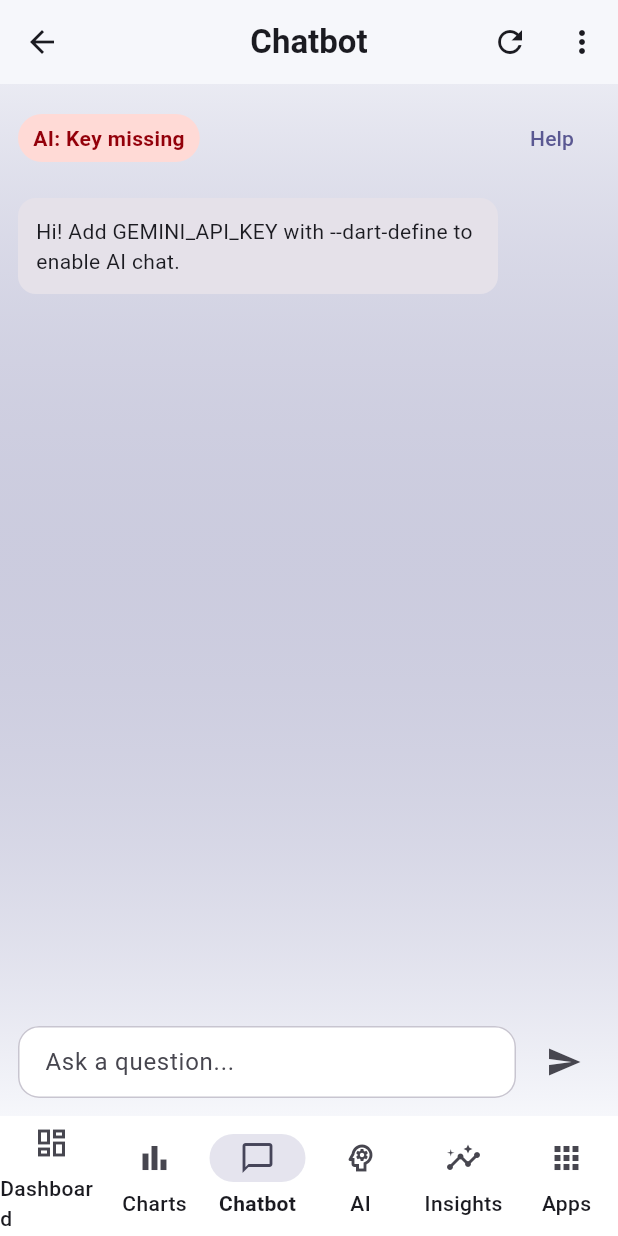
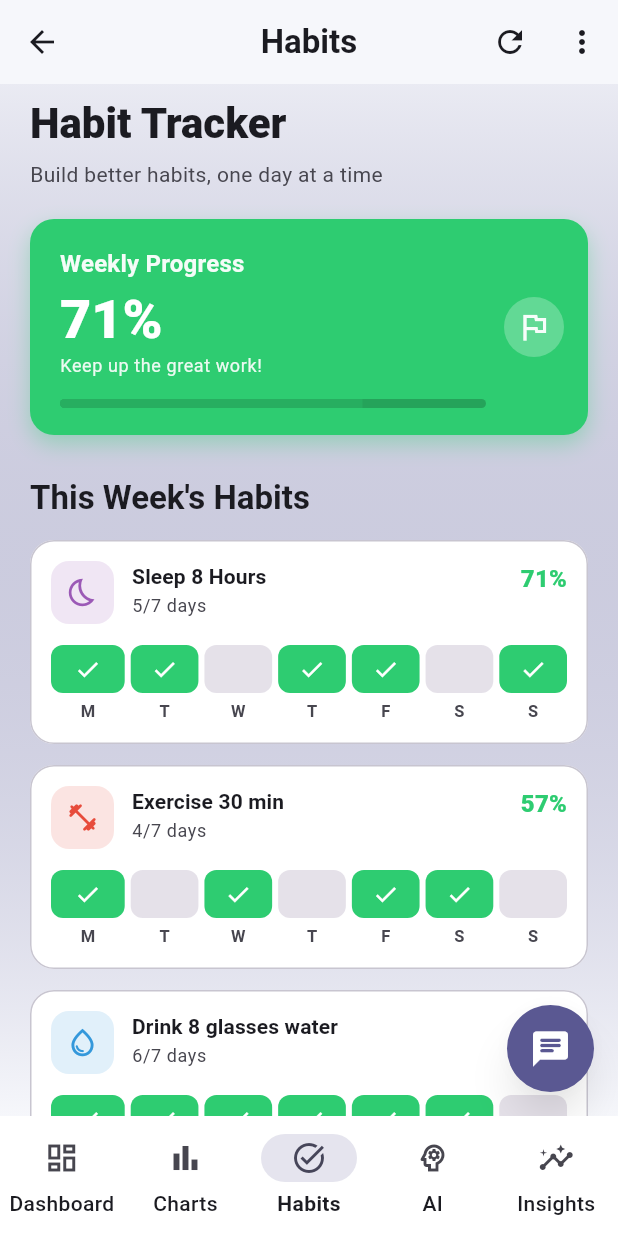
Before and after one commit to Krijan-dev/final_year_project, a Flutter app: the HomeShell screen opened directly, item 3 of the bottom bar chosen, on a phone screen of 412 x 824 dp. Run offline on Flutter 3.47's test engine with Material 3 defaults, Android fonts, the phone set to English and light mode, and no system bars; our stand-ins replace fl_chart, flutter_riverpod, google_generative_ai, hive_flutter; accounts and stored records are empty.

Commit message:
Added Habits page
Habits page added to the system

```diff
--- /dev/null
+++ b/lib/screens/habits_screen.dart
@@ -0,0 +1,429 @@
+import "package:flutter/material.dart";
+
+/// Accent palette aligned with common habit-tracker UIs (green + mood pink).
+const Color _kHabitGreen = Color(0xFF2ECC71);
+const Color _kHabitGreenDeep = Color(0xFF27AE60);
+const Color _kMoodPink = Color(0xFFFF6B6B);
+
+class HabitsScreen extends StatelessWidget {
+  const HabitsScreen({super.key});
+
+  static final List<_WeekHabit> _habits = [
+    const _WeekHabit(
+      title: "Sleep 8 Hours",
+      subtitle: "5/7 days",
+      icon: Icons.bedtime_outlined,
+      iconColor: Color(0xFF9B59B6),
+      completedDays: [true, true, false, true, true, false, true],
+      percent: 71,
+    ),
+    const _WeekHabit(
+      title: "Exercise 30 min",
+      subtitle: "4/7 days",
+      icon: Icons.fitness_center_rounded,
+      iconColor: Color(0xFFE74C3C),
+      completedDays: [true, false, true, false, true, true, false],
+      percent: 57,
+    ),
+    const _WeekHabit(
+      title: "Drink 8 glasses water",
+      subtitle: "6/7 days",
+      icon: Icons.water_drop_outlined,
+      iconColor: Color(0xFF3498DB),
+      completedDays: [true, true, true, true, true, true, false],
+      percent: 86,
+    ),
+  ];
+
+  static final List<_MoodDay> _moods = [
+    const _MoodDay("Mon", "😐"),
+    const _MoodDay("Tue", "😄"),
+    const _MoodDay("Wed", "😐"),
+    const _MoodDay("Thu", "😄"),
+    const _MoodDay("Fri", "☹️"),
+    const _MoodDay("Sat", "😄"),
+    const _MoodDay("Sun", "😐"),
+  ];
+
+  static final List<_LogEntry> _logs = [
+    const _LogEntry("Morning Meditation", "15 min", "07:30 AM", Icons.self_improvement_outlined, Color(0xFF9B59B6)),
+    const _LogEntry("Healthy Breakfast", "25 min", "08:15 AM", Icons.restaurant_outlined, Color(0xFFE67E22)),
+    const _LogEntry("Workout Session", "45 min", "06:00 PM", Icons.fitness_center_rounded, Color(0xFFE74C3C)),
+  ];
+
+  @override
+  Widget build(BuildContext context) {
+    final theme = Theme.of(context);
+    return ListView(
+      padding: const EdgeInsets.fromLTRB(20, 8, 20, 100),
+      children: [
+        Text(
+          "Habit Tracker",
+          style: theme.textTheme.headlineMedium?.copyWith(
+            fontWeight: FontWeight.w800,
+            color: theme.colorScheme.onSurface,
+          ),
+        ),
+        const SizedBox(height: 6),
+        Text(
+          "Build better habits, one day at a time",
+          style: theme.textTheme.bodyMedium?.copyWith(
+            color: theme.colorScheme.onSurfaceVariant,
+          ),
+        ),
+        const SizedBox(height: 20),
+        const _WeeklyProgressBanner(progress: 0.71),
+        const SizedBox(height: 28),
+        Text(
+          "This Week's Habits",
+          style: theme.textTheme.titleLarge?.copyWith(fontWeight: FontWeight.w700),
+        ),
+        const SizedBox(height: 14),
+        ..._habits.map((h) => Padding(
+              padding: const EdgeInsets.only(bottom: 14),
+              child: _HabitWeekCard(habit: h),
+            )),
+        const SizedBox(height: 12),
+        Text(
+          "Mood This Week",
+          style: theme.textTheme.titleLarge?.copyWith(fontWeight: FontWeight.w700),
+        ),
+        const SizedBox(height: 16),
+        _MoodWeekSection(moods: _moods, averageLabel: "Average Mood: 6.5/10"),
+        const SizedBox(height: 28),
+        Row(
+          children: [
+            Text(
+              "Today's Log",
+              style: theme.textTheme.titleLarge?.copyWith(fontWeight: FontWeight.w700),
+            ),
+            const Spacer(),
+            TextButton.icon(
+              onPressed: () {
+                ScaffoldMessenger.of(context).showSnackBar(
+                  const SnackBar(content: Text("Add log — connect storage in a future update.")),
+                );
+              },
+              icon: const Icon(Icons.add, size: 20),
+              label: const Text("Add"),
+              style: TextButton.styleFrom(foregroundColor: theme.colorScheme.primary),
+            ),
+          ],
+        ),
+        const SizedBox(height: 8),
+        ..._logs.map((e) => Padding(
+              padding: const EdgeInsets.only(bottom: 10),
+              child: _LogTile(entry: e),
+            )),
+      ],
+    );
+  }
+}
+
+class _WeeklyProgressBanner extends StatelessWidget {
+  const _WeeklyProgressBanner({required this.progress});
+
+  final double progress;
+
+  @override
+  Widget build(BuildContext context) {
+    final pct = (progress * 100).round();
+    return Container(
+      padding: const EdgeInsets.fromLTRB(20, 18, 16, 18),
+      decoration: BoxDecoration(
+        color: _kHabitGreen,
+        borderRadius: BorderRadius.circular(16),
+        boxShadow: [
+          BoxShadow(
+            color: _kHabitGreen.withValues(alpha: 0.35),
+            blurRadius: 12,
+            offset: const Offset(0, 6),
+          ),
+        ],
+      ),
+      child: Row(
+        children: [
+          Expanded(
+            child: Column(
+              crossAxisAlignment: CrossAxisAlignment.start,
+              children: [
+                Text(
+                  "Weekly Progress",
+                  style: Theme.of(context).textTheme.titleMedium?.copyWith(
+                        color: Colors.white.withValues(alpha: 0.95),
+                        fontWeight: FontWeight.w600,
+                      ),
+                ),
+                const SizedBox(height: 6),
+                Text(
+                  "$pct%",
+                  style: Theme.of(context).textTheme.displaySmall?.copyWith(
+                        color: Colors.white,
+                        fontWeight: FontWeight.w800,
+                        height: 1.05,
+                      ),
+                ),
+                const SizedBox(height: 4),
+                Text(
+                  "Keep up the great work!",
+                  style: Theme.of(context).textTheme.bodySmall?.copyWith(
+                        color: Colors.white.withValues(alpha: 0.9),
+                      ),
+                ),
+                const SizedBox(height: 14),
+                ClipRRect(
+                  borderRadius: BorderRadius.circular(999),
+                  child: LinearProgressIndicator(
+                    value: progress,
+                    minHeight: 6,
+                    backgroundColor: Colors.black.withValues(alpha: 0.2),
+                    color: _kHabitGreenDeep,
+                  ),
+                ),
+              ],
+            ),
+          ),
+          const SizedBox(width: 12),
+          CircleAvatar(
+            backgroundColor: Colors.white.withValues(alpha: 0.25),
+            child: Icon(Icons.flag_outlined, color: Colors.white.withValues(alpha: 0.95)),
+          ),
+        ],
+      ),
+    );
+  }
+}
+
+class _WeekHabit {
+  const _WeekHabit({
+    required this.title,
+    required this.subtitle,
+    required this.icon,
+    required this.iconColor,
+    required this.completedDays,
+    required this.percent,
+  });
+
+  final String title;
+  final String subtitle;
+  final IconData icon;
+  final Color iconColor;
+  final List<bool> completedDays;
+  final int percent;
+}
+
+class _HabitWeekCard extends StatelessWidget {
+  const _HabitWeekCard({required this.habit});
+
+  final _WeekHabit habit;
+
+  static const _days = ["M", "T", "W", "T", "F", "S", "S"];
+
+  @override
+  Widget build(BuildContext context) {
+    final theme = Theme.of(context);
+    return Card(
+      elevation: 0,
+      shape: RoundedRectangleBorder(
+        borderRadius: BorderRadius.circular(16),
+        side: BorderSide(color: theme.colorScheme.outlineVariant),
+      ),
+      child: Padding(
+        padding: const EdgeInsets.all(14),
+        child: Column(
+          crossAxisAlignment: CrossAxisAlignment.start,
+          children: [
+            Row(
+              crossAxisAlignment: CrossAxisAlignment.start,
+              children: [
+                Container(
+                  padding: const EdgeInsets.all(10),
+                  decoration: BoxDecoration(
+                    color: habit.iconColor.withValues(alpha: 0.15),
+                    borderRadius: BorderRadius.circular(12),
+                  ),
+                  child: Icon(habit.icon, color: habit.iconColor, size: 22),
+                ),
+                const SizedBox(width: 12),
+                Expanded(
+                  child: Column(
+                    crossAxisAlignment: CrossAxisAlignment.start,
+                    children: [
+                      Text(
+                        habit.title,
+                        style: theme.textTheme.titleSmall?.copyWith(fontWeight: FontWeight.w700),
+                      ),
+                      const SizedBox(height: 2),
+                      Text(
+                        habit.subtitle,
+                        style: theme.textTheme.bodySmall?.copyWith(
+                          color: theme.colorScheme.onSurfaceVariant,
+                        ),
+                      ),
+                    ],
+                  ),
+                ),
+                Text(
+                  "${habit.percent}%",
+                  style: theme.textTheme.titleMedium?.copyWith(
+                    fontWeight: FontWeight.w800,
+                    color: _kHabitGreen,
+                  ),
+                ),
+              ],
+            ),
+            const SizedBox(height: 14),
+            Row(
+              children: List.generate(7, (i) {
+                final done = habit.completedDays[i];
+                return Expanded(
+                  child: Padding(
+                    padding: EdgeInsets.only(left: i == 0 ? 0 : 4),
+                    child: Column(
+                      children: [
+                        Container(
+                          height: 32,
+                          alignment: Alignment.center,
+                          decoration: BoxDecoration(
+                            color: done ? _kHabitGreen : theme.colorScheme.surfaceContainerHighest,
+                            borderRadius: BorderRadius.circular(8),
+                          ),
+                          child: done
+                              ? const Icon(Icons.check, color: Colors.white, size: 18)
+                              : null,
+                        ),
+                        const SizedBox(height: 4),
+                        Text(
+                          _days[i],
+                          style: theme.textTheme.labelSmall?.copyWith(
+                            color: theme.colorScheme.onSurfaceVariant,
+                            fontWeight: FontWeight.w600,
+                          ),
+                        ),
+                      ],
+                    ),
+                  ),
+                );
+              }),
+            ),
+          ],
+        ),
+      ),
+    );
+  }
+}
+
+class _MoodDay {
+  const _MoodDay(this.label, this.emoji);
+  final String label;
+  final String emoji;
+}
+
+class _MoodWeekSection extends StatelessWidget {
+  const _MoodWeekSection({required this.moods, required this.averageLabel});
+
+  final List<_MoodDay> moods;
+  final String averageLabel;
+
+  @override
+  Widget build(BuildContext context) {
+    final theme = Theme.of(context);
+    return Card(
+      elevation: 0,
+      shape: RoundedRectangleBorder(
+        borderRadius: BorderRadius.circular(16),
+        side: BorderSide(color: theme.colorScheme.outlineVariant),
+      ),
+      child: Padding(
+        padding: const EdgeInsets.fromLTRB(12, 16, 12, 16),
+        child: Column(
+          children: [
+            Row(
+              mainAxisAlignment: MainAxisAlignment.spaceBetween,
+              children: moods
+                  .map(
+                    (m) => Expanded(
+                      child: Column(
+                        children: [
+                          Text(m.emoji, style: const TextStyle(fontSize: 22)),
+                          const SizedBox(height: 6),
+                          Text(
+                            m.label,
+                            style: theme.textTheme.labelSmall?.copyWith(
+                              color: theme.colorScheme.onSurfaceVariant,
+                            ),
+                          ),
+                        ],
+                      ),
+                    ),
+                  )
+                  .toList(),
+            ),
+            const SizedBox(height: 10),
+            Container(
+              height: 4,
+              decoration: BoxDecoration(
+                color: _kMoodPink.withValues(alpha: 0.35),
+                borderRadius: BorderRadius.circular(999),
+              ),
+            ),
+            const SizedBox(height: 12),
+            Text(
+              averageLabel,
+              style: theme.textTheme.bodySmall?.copyWith(
+                color: _kMoodPink,
+                fontWeight: FontWeight.w600,
+              ),
+            ),
+          ],
+        ),
+      ),
+    );
+  }
+}
+
+class _LogEntry {
+  const _LogEntry(this.title, this.duration, this.time, this.icon, this.iconColor);
+  final String title;
+  final String duration;
+  final String time;
+  final IconData icon;
+  final Color iconColor;
+}
+
+class _LogTile extends StatelessWidget {
+  const _LogTile({required this.entry});
+
+  final _LogEntry entry;
+
+  @override
+  Widget build(BuildContext context) {
+    final theme = Theme.of(context);
+    return Card(
+      elevation: 0,
+      shape: RoundedRectangleBorder(
+        borderRadius: BorderRadius.circular(14),
+        side: BorderSide(color: theme.colorScheme.outlineVariant),
+      ),
+      child: ListTile(
+        contentPadding: const EdgeInsets.symmetric(horizontal: 14, vertical: 4),
+        leading: CircleAvatar(
+          backgroundColor: entry.iconColor.withValues(alpha: 0.15),
+          child: Icon(entry.icon, color: entry.iconColor, size: 22),
+        ),
+        title: Text(entry.title, style: const TextStyle(fontWeight: FontWeight.w600)),
+        subtitle: Text(
+          entry.duration,
+          style: TextStyle(color: theme.colorScheme.onSurfaceVariant, fontSize: 13),
+        ),
+        trailing: Text(
+          entry.time,
+          style: theme.textTheme.bodySmall?.copyWith(
+            color: theme.colorScheme.onSurfaceVariant,
+            fontWeight: FontWeight.w500,
+          ),
+        ),
+      ),
+    );
+  }
+}
--- a/lib/screens/home_shell.dart
+++ b/lib/screens/home_shell.dart
@@ -4,10 +4,10 @@ import "package:flutter_riverpod/flutter_riverpod.dart";
 import "package:life_pattern_tracker/providers/auth_provider.dart";
 import "package:life_pattern_tracker/providers/usage_provider.dart";
 import "package:life_pattern_tracker/screens/ai_suggestions_screen.dart";
-import "package:life_pattern_tracker/screens/apps_screen.dart";
 import "package:life_pattern_tracker/screens/charts_screen.dart";
 import "package:life_pattern_tracker/screens/chatbot_screen.dart";
 import "package:life_pattern_tracker/screens/dashboard_screen.dart";
+import "package:life_pattern_tracker/screens/habits_screen.dart";
 import "package:life_pattern_tracker/screens/insights_screen.dart";
 import "package:life_pattern_tracker/services/gemini_key_store.dart";
 import "package:life_pattern_tracker/services/gemini_service.dart";
@@ -30,10 +30,9 @@ class _HomeShellState extends ConsumerState<HomeShell> {
     const titles = [
       "Dashboard",
       "Charts",
-      "Chatbot",
+      "Habits",
       "AI Suggestions",
       "Insights",
-      "Apps",
     ];
     final geminiChatKey = ValueKey<String>(
       "gemini_${GeminiService.isConfigured}_${GeminiService.resolvedApiKey.length}",
@@ -41,10 +40,9 @@ class _HomeShellState extends ConsumerState<HomeShell> {
     final pages = [
       const DashboardScreen(),
       const ChartsScreen(),
-      ChatbotScreen(key: geminiChatKey),
+      const HabitsScreen(),
       AiSuggestionsScreen(key: geminiChatKey),
       const InsightsScreen(),
-      const AppsScreen(),
     ];
     final safeIndex = _index.clamp(0, pages.length - 1);
     if (safeIndex != _index) {
@@ -132,6 +130,13 @@ class _HomeShellState extends ConsumerState<HomeShell> {
             ),
           ),
           if (state.syncing) const LinearProgressIndicator(minHeight: 2),
+          Positioned(
+            right: 16,
+            bottom: 16,
+            child: _FloatingChatButton(
+              onPressed: () => _openFloatingChat(context, geminiChatKey),
+            ),
+          ),
         ],
       ),
       bottomNavigationBar: NavigationBar(
@@ -140,12 +145,79 @@ class _HomeShellState extends ConsumerState<HomeShell> {
         destinations: const [
           NavigationDestination(icon: Icon(Icons.dashboard_outlined), label: "Dashboard"),
           NavigationDestination(icon: Icon(Icons.bar_chart_outlined), label: "Charts"),
-          NavigationDestination(icon: Icon(Icons.chat_bubble_outline), label: "Chatbot"),
+          NavigationDestination(icon: Icon(Icons.task_alt_outlined), label: "Habits"),
           NavigationDestination(icon: Icon(Icons.psychology_outlined), label: "AI"),
           NavigationDestination(icon: Icon(Icons.insights_outlined), label: "Insights"),
-          NavigationDestination(icon: Icon(Icons.apps_outlined), label: "Apps"),
         ],
       ),
+    );
+  }
+
+  void _openFloatingChat(BuildContext context, ValueKey<String> geminiChatKey) {
+    showModalBottomSheet<void>(
+      context: context,
+      isScrollControlled: true,
+      backgroundColor: Colors.transparent,
+      barrierColor: Colors.black.withValues(alpha: 0.35),
+      builder: (sheetContext) {
+        final radius = BorderRadius.circular(20);
+        return Padding(
+          padding: EdgeInsets.only(top: MediaQuery.of(sheetContext).padding.top + 24),
+          child: DraggableScrollableSheet(
+            initialChildSize: 0.58,
+            minChildSize: 0.32,
+            maxChildSize: 0.94,
+            expand: false,
+            builder: (context, _) {
+              return Material(
+                elevation: 12,
+                shadowColor: Colors.black26,
+                borderRadius: radius,
+                clipBehavior: Clip.antiAlias,
+                color: Theme.of(sheetContext).colorScheme.surface,
+                child: Column(
+                  children: [
+                    const SizedBox(height: 10),
+                    Container(
+                      width: 40,
+                      height: 4,
+                      decoration: BoxDecoration(
+                        color: Theme.of(sheetContext).colorScheme.onSurfaceVariant.withValues(alpha: 0.35),
+                        borderRadius: BorderRadius.circular(999),
+                      ),
+                    ),
+                    Padding(
+                      padding: const EdgeInsets.fromLTRB(12, 12, 8, 0),
+                      child: Row(
+                        children: [
+                          Icon(Icons.smart_toy_outlined, color: Theme.of(sheetContext).colorScheme.primary),
+                          const SizedBox(width: 8),
+                          Text(
+                            "Assistant",
+                            style: Theme.of(sheetContext).textTheme.titleMedium?.copyWith(
+                                  fontWeight: FontWeight.w700,
+                                ),
+                          ),
+                          const Spacer(),
+                          IconButton(
+                            onPressed: () => Navigator.of(sheetContext).pop(),
+                            icon: const Icon(Icons.keyboard_arrow_down_rounded),
+                            tooltip: "Close",
+                          ),
+                        ],
+                      ),
+                    ),
+                    const Divider(height: 1),
+                    Expanded(
+                      child: ChatbotScreen(key: geminiChatKey),
+                    ),
+                  ],
+                ),
+              );
+            },
+          ),
+        );
+      },
     );
   }
 
@@ -184,3 +256,30 @@ class _HomeShellState extends ConsumerState<HomeShell> {
     }
   }
 }
+
+class _FloatingChatButton extends StatelessWidget {
+  const _FloatingChatButton({required this.onPressed});
+
+  final VoidCallback onPressed;
+
+  @override
+  Widget build(BuildContext context) {
+    final scheme = Theme.of(context).colorScheme;
+    return Material(
+      elevation: 10,
+      shadowColor: Colors.black38,
+      shape: const CircleBorder(),
+      clipBehavior: Clip.antiAlias,
+      color: scheme.primary,
+      child: InkWell(
+        onTap: onPressed,
+        customBorder: const CircleBorder(),
+        child: SizedBox(
+          width: 58,
+          height: 58,
+          child: Icon(Icons.chat_rounded, color: scheme.onPrimary, size: 28),
+        ),
+      ),
+    );
+  }
+}
```
Also changed, not shown: 1 other file.
